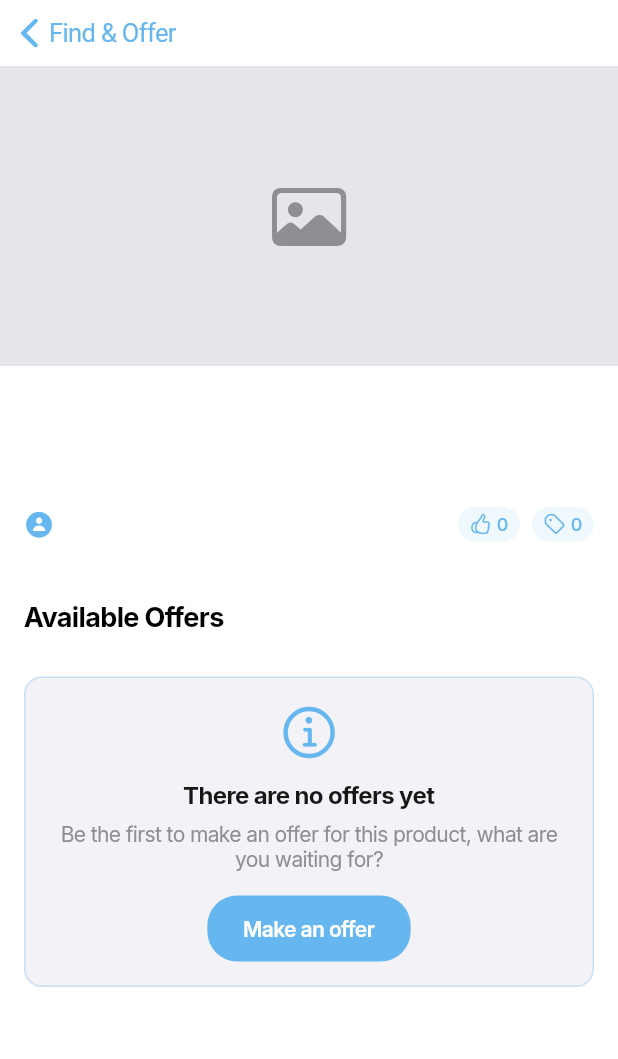
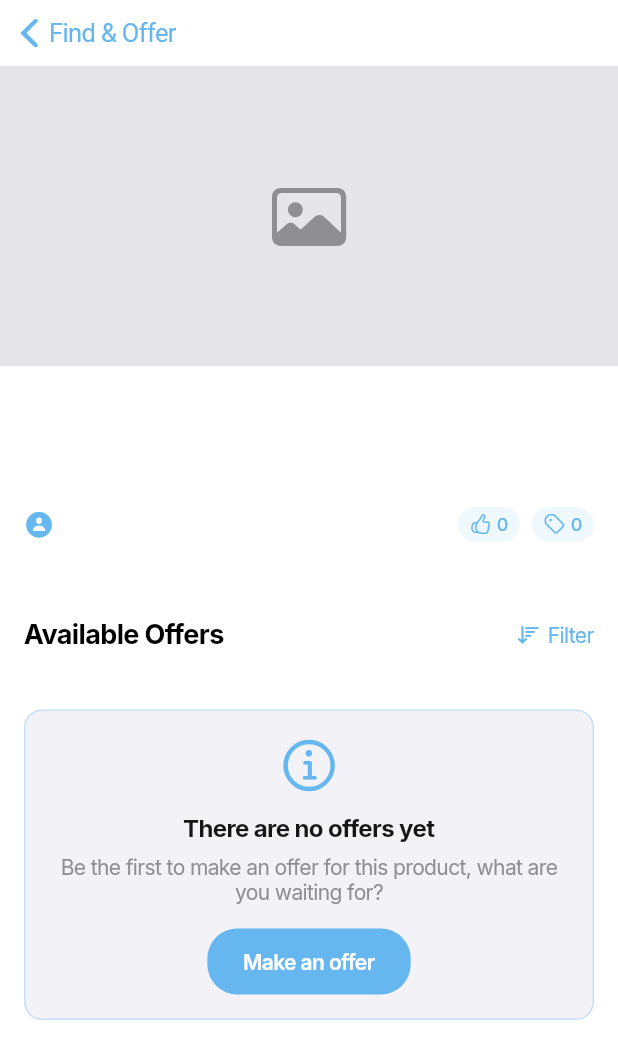
Before and after one commit to ISIS-3510-G24/Flutter, a Flutter app: the FindsScreen screen opened directly with empty values, on a phone screen of 412 x 824 dp. Shown: the top 1059 px of the screen. Run offline on Flutter 3.47's test engine with Material 3 defaults, Android fonts, the phone set to English and light mode, and no system bars; our stand-ins replace camera, cloud_firestore, connectivity_plus, device_info_plus, firebase_analytics, firebase_auth and 12 more; missing offline and left inert: algolia, arkit_plugin, firebase_in_app_messaging, firebase_performance, flutter_ble_peripheral, mobile_scanner; accounts and stored records are empty.

Commit message:
Implemented filter saved with SharedPreferences

```diff
--- a/unimarket/lib/screens/find_and_offer_screens/find_screen.dart
+++ b/unimarket/lib/screens/find_and_offer_screens/find_screen.dart
@@ -1,12 +1,14 @@
 import 'package:flutter/cupertino.dart';
 import 'package:flutter/material.dart';
 import 'package:google_fonts/google_fonts.dart';
+import 'package:shared_preferences/shared_preferences.dart';
 import 'package:unimarket/models/find_model.dart';
 import 'package:unimarket/models/offer_model.dart';
 import 'package:unimarket/screens/upload/confirm_product_screen.dart';
 import 'package:unimarket/screens/upload/create_offer_screen.dart';
 import 'package:unimarket/services/find_service.dart';
 import 'package:unimarket/theme/app_colors.dart';
+import 'package:unimarket/services/user_service.dart';
 
 class FindsScreen extends StatefulWidget {
   final FindModel find;
@@ -28,7 +30,7 @@ class _FindsScreenState extends State<FindsScreen> {
   @override
   void initState() {
     super.initState();
-    _loadOffers();
+    _loadOffers().then((_) => _loadSavedFilter()); // Cargar las ofertas antes de aplicar el filtro
   }
 
   Future<void> _loadOffers() async {
@@ -45,6 +47,53 @@ class _FindsScreenState extends State<FindsScreen> {
         _isLoading = false;
       });
     }
+  }
+
+  Future<void> _loadSavedFilter() async {
+    // Obtener el userId del usuario actual
+    final userId = await _getCurrentUserId();
+    if (userId == null) {
+      print("No user is currently logged in.");
+      return;
+    }
+
+    // Cargar el filtro desde SharedPreferences usando la clave específica del usuario
+    final prefs = await SharedPreferences.getInstance();
+    final savedFilter = prefs.getString("offer_filter_$userId") ?? "low_to_high"; // Filtro predeterminado
+    print("Loaded saved filter for user $userId: $savedFilter");
+
+    // Aplicar el filtro guardado
+    _applyFilter(savedFilter);
+  }
+
+  Future<void> _applyFilter(String filter) async {
+    // Obtener el userId del usuario actual
+    final userId = await _getCurrentUserId();
+    if (userId == null) {
+      print("No user is currently logged in.");
+      return;
+    }
+
+    // Guardar el filtro en SharedPreferences con una clave específica del usuario
+    final prefs = await SharedPreferences.getInstance();
+    await prefs.setString("offer_filter_$userId", filter);
+
+    // Aplicar el filtro a la lista de ofertas
+    setState(() {
+      if (filter == "high_to_low") {
+        _offers.sort((a, b) => b.price.compareTo(a.price));
+      } else if (filter == "low_to_high") {
+        _offers.sort((a, b) => a.price.compareTo(b.price));
+      }
+    });
+
+    print("Applied filter for user $userId: $filter");
+  }
+
+  Future<String?> _getCurrentUserId() async {
+    // Aquí puedes usar un servicio como UserService para obtener el userId
+    final user = await UserService().getCurrentUserProfile();
+    return user?.id;
   }
 
   @override
@@ -73,12 +122,38 @@ class _FindsScreenState extends State<FindsScreen> {
                     // Sección de Ofertas
                     Padding(
                       padding: const EdgeInsets.fromLTRB(16, 24, 16, 8),
-                      child: Text(
-                        "Available Offers",
-                        style: GoogleFonts.inter(
-                          fontSize: 18,
-                          fontWeight: FontWeight.bold,
-                        ),
+                      child: Row(
+                        mainAxisAlignment: MainAxisAlignment.spaceBetween,
+                        children: [
+                          Text(
+                            "Available Offers",
+                            style: GoogleFonts.inter(
+                              fontSize: 18,
+                              fontWeight: FontWeight.bold,
+                            ),
+                          ),
+                          CupertinoButton(
+                            padding: EdgeInsets.zero,
+                            onPressed: _showFilterDialog, // Mostrar el diálogo de filtro
+                            child: Row(
+                              children: [
+                                const Icon(
+                                  CupertinoIcons.sort_down,
+                                  size: 18,
+                                  color: AppColors.primaryBlue,
+                                ),
+                                const SizedBox(width: 4),
+                                Text(
+                                  "Filter",
+                                  style: GoogleFonts.inter(
+                                    fontSize: 14,
+                                    color: AppColors.primaryBlue,
+                                  ),
+                                ),
+                              ],
+                            ),
+                          ),
+                        ],
                       ),
                     ),
 
@@ -491,4 +566,34 @@ class _FindsScreenState extends State<FindsScreen> {
       ),
     );
   }
+
+  // Mostrar diálogo de filtro
+  void _showFilterDialog() {
+    showCupertinoModalPopup(
+      context: context,
+      builder: (context) => CupertinoActionSheet(
+        title: const Text("Sort Offers"),
+        actions: [
+          CupertinoActionSheetAction(
+            onPressed: () {
+              _applyFilter("high_to_low");
+              Navigator.pop(context);
+            },
+            child: const Text("Price: High to Low"),
+          ),
+          CupertinoActionSheetAction(
+            onPressed: () {
+              _applyFilter("low_to_high");
+              Navigator.pop(context);
+            },
+            child: const Text("Price: Low to High"),
+          ),
+        ],
+        cancelButton: CupertinoActionSheetAction(
+          onPressed: () => Navigator.pop(context),
+          child: const Text("Cancel"),
+        ),
+      ),
+    );
+  }
 }
```
